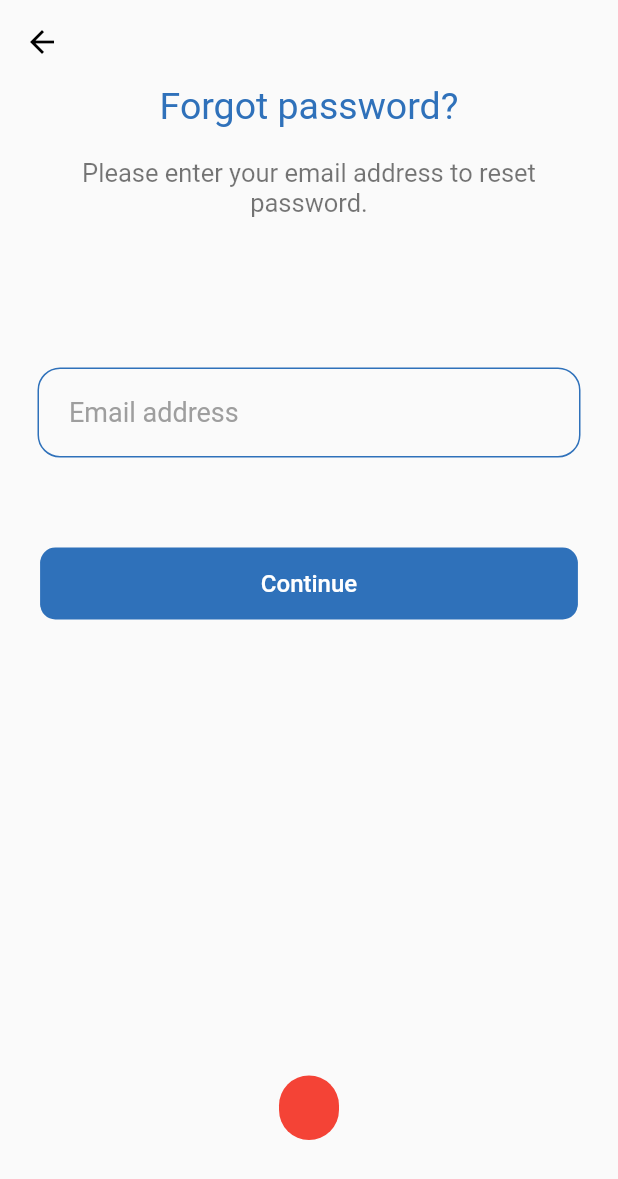
After one commit to AbhishekDoshi26/educa, a Flutter app: the ForgotPassword screen opened directly, after a tap on "Continue", on a phone screen of 412 x 824 dp. The commit adds this screen. Shown: the top 1179 px of the screen. Run offline on Flutter 3.47's test engine with Material 2 defaults, Android fonts, the phone set to English and light mode, and no system bars; our stand-ins replace cloud_firestore, firebase_auth, firebase_core, firebase_storage, fluttertoast, google_fonts and 2 more; accounts and stored records are empty; network calls fail.

Commit message:
implemented forgot password and few changes

```diff
--- a/lib/providers/auth_provider.dart
+++ b/lib/providers/auth_provider.dart
@@ -24,6 +24,7 @@ class AuthProvider extends ChangeNotifier {
         message = 'Wrong password provided for that user.';
         print(message);
       }
+      notifyListeners();
     }
     notifyListeners();
   }
@@ -35,11 +36,11 @@ class AuthProvider extends ChangeNotifier {
     try {
       if (file != null) {
         await firebase_storage.FirebaseStorage.instance
-            .ref('profile/${file.path.split('/').last}')
+            .ref('profile/$email.png')
             .putFile(file)
             .then((value) async {
           downloadURL = await firebase_storage.FirebaseStorage.instance
-              .ref('profile/${file.path}.png')
+              .ref('profile/$email.png')
               .getDownloadURL();
           users
               .doc(email)
@@ -48,7 +49,7 @@ class AuthProvider extends ChangeNotifier {
                 'email': email,
                 'profile_pic': downloadURL,
               })
-              .then((value) => _register(email, password))
+              .then((value) async => await _register(email, password))
               .catchError((error) => print("Failed to add user: $error"));
         });
       } else {
@@ -59,7 +60,7 @@ class AuthProvider extends ChangeNotifier {
               'email': email,
               'profile_pic': downloadURL,
             })
-            .then((value) => _register(email, password))
+            .then((value) async => await _register(email, password))
             .catchError((error) => print("Failed to add user: $error"));
       }
     } on FirebaseException catch (e) {
@@ -70,7 +71,7 @@ class AuthProvider extends ChangeNotifier {
     }
   }
 
-  void _register(String email, String password) async {
+  Future<void> _register(String email, String password) async {
     try {
       await FirebaseAuth.instance
           .createUserWithEmailAndPassword(email: email, password: password);
@@ -82,15 +83,38 @@ class AuthProvider extends ChangeNotifier {
       if (e.code == 'weak-password') {
         message = 'The password provided is too weak.';
         print('The password provided is too weak.');
-        notifyListeners();
       } else if (e.code == 'email-already-in-use') {
         message = 'The account already exists for that email.';
         print('The account already exists for that email.');
-        notifyListeners();
       }
+      notifyListeners();
     } catch (e) {
       print(e);
+      isSuccess = false;
+      message = 'Server error. Please try again later.';
+      notifyListeners();
     }
     notifyListeners();
   }
+
+  Future<void> forgotPassword(String email) async {
+    try {
+      await FirebaseAuth.instance.sendPasswordResetEmail(email: email);
+      message = 'Password reset link sent to $email';
+      isSuccess = true;
+      notifyListeners();
+    } on FirebaseAuthException catch (e) {
+      isSuccess = false;
+      if (e.code == 'user-not-found') {
+        message = 'No user found for that email.';
+        print(message);
+      }
+      notifyListeners();
+    } catch (e) {
+      print(e);
+      isSuccess = false;
+      message = 'Server error. Please try again later.';
+      notifyListeners();
+    }
+  }
 }
--- a/lib/screens/create_account.dart
+++ b/lib/screens/create_account.dart
@@ -126,7 +126,6 @@ class _RegisterState extends State<Register> {
         ),
         elevation: 0,
         backgroundColor: Colors.transparent,
-        toolbarHeight: 30.0,
       ),
       body: Center(
         child: Column(
@@ -305,7 +304,7 @@ class _RegisterState extends State<Register> {
                         Navigator.pop(context);
                         Fluttertoast.showToast(
                           msg: _provider.message,
-                          toastLength: Toast.LENGTH_LONG,
+                          toastLength: Toast.LENGTH_SHORT,
                           gravity: ToastGravity.BOTTOM,
                           timeInSecForIosWeb: 1,
                           backgroundColor: kAlertColor,
--- /dev/null
+++ b/lib/screens/forgot_password.dart
@@ -0,0 +1,164 @@
+import 'package:educa/constants.dart';
+import 'package:educa/providers/auth_provider.dart';
+import 'package:flutter/material.dart';
+import 'package:fluttertoast/fluttertoast.dart';
+import 'package:google_fonts/google_fonts.dart';
+import 'package:provider/provider.dart';
+
+class ForgotPassword extends StatefulWidget {
+  @override
+  _ForgotPasswordState createState() => _ForgotPasswordState();
+}
+
+class _ForgotPasswordState extends State<ForgotPassword> {
+  TextEditingController _emailController = TextEditingController();
+  bool isButtonPressed = false;
+  AuthProvider _provider;
+
+  @override
+  void didChangeDependencies() {
+    _provider = Provider.of<AuthProvider>(context);
+    super.didChangeDependencies();
+  }
+
+  @override
+  Widget build(BuildContext context) {
+    return Scaffold(
+      appBar: AppBar(
+        iconTheme: IconThemeData(
+          color: Colors.black,
+        ),
+        elevation: 0,
+        backgroundColor: Colors.transparent,
+      ),
+      body: Center(
+        child: Column(
+          children: [
+            Text(
+              'Forgot password?',
+              style: GoogleFonts.balooDa(
+                fontSize: 25,
+                color: kAppColor,
+              ),
+            ),
+            SizedBox(
+              height: 20,
+            ),
+            Padding(
+              padding: const EdgeInsets.only(left: 20.0, right: 20.0),
+              child: Text(
+                'Please enter your email address to reset password.',
+                textAlign: TextAlign.center,
+                style: TextStyle(
+                  fontSize: 17,
+                  color: Colors.black54,
+                ),
+              ),
+            ),
+            SizedBox(
+              height: 100,
+            ),
+            Padding(
+              padding: const EdgeInsets.only(left: 25.0, right: 25.0),
+              child: Container(
+                height: 60.0,
+                decoration: BoxDecoration(
+                  border: Border.all(color: kAppColor),
+                  borderRadius: BorderRadius.all(
+                    Radius.circular(15),
+                  ),
+                ),
+                child: Center(
+                  child: Padding(
+                    padding: const EdgeInsets.only(left: 20.0),
+                    child: TextFormField(
+                      textInputAction: TextInputAction.done,
+                      style: TextStyle(fontSize: 18.0),
+                      controller: _emailController,
+                      keyboardType: TextInputType.emailAddress,
+                      decoration: InputDecoration(
+                        hintText: 'Email address',
+                        hintStyle: TextStyle(
+                          color: Colors.grey,
+                        ),
+                        border: InputBorder.none,
+                      ),
+                    ),
+                  ),
+                ),
+              ),
+            ),
+            SizedBox(
+              height: 60.0,
+            ),
+            createButton(context),
+          ],
+        ),
+      ),
+    );
+  }
+
+  Widget createButton(BuildContext context) {
+    return isButtonPressed
+        ? Center(
+            child: CircularProgressIndicator(
+              backgroundColor: kAppColor,
+            ),
+          )
+        : Container(
+            decoration: BoxDecoration(
+              color: kAppColor,
+              borderRadius: BorderRadius.all(
+                Radius.circular(10),
+              ),
+            ),
+            width: MediaQuery.of(context).size.width / 1.15,
+            child: ElevatedButton(
+              style: ButtonStyle(
+                  overlayColor:
+                      MaterialStateProperty.all<Color>(Colors.transparent),
+                  elevation: MaterialStateProperty.all<double>(0),
+                  backgroundColor: MaterialStateProperty.all<Color>(kAppColor)),
+              onPressed: () async {
+                setState(() {
+                  isButtonPressed = true;
+                });
+                await _provider.forgotPassword(_emailController.text);
+                _emailController.clear();
+                if (_provider.isSuccess) {
+                  Fluttertoast.showToast(
+                    msg: _provider.message,
+                    toastLength: Toast.LENGTH_SHORT,
+                    gravity: ToastGravity.BOTTOM,
+                    timeInSecForIosWeb: 1,
+                    backgroundColor: kAlertColor,
+                    textColor: Colors.white,
+                    fontSize: 16.0,
+                  );
+                  Navigator.pop(context);
+                } else {
+                  setState(() {
+                    isButtonPressed = false;
+                  });
+                  Fluttertoast.showToast(
+                    msg: _provider.message,
+                    toastLength: Toast.LENGTH_SHORT,
+                    gravity: ToastGravity.BOTTOM,
+                    timeInSecForIosWeb: 1,
+                    backgroundColor: Colors.red,
+                    textColor: Colors.white,
+                    fontSize: 16.0,
+                  );
+                }
+              },
+              child: Text(
+                'Continue',
+                style: GoogleFonts.balooDa(
+                  fontSize: 16.0,
+                  color: Colors.white,
+                ),
+              ),
+            ),
+          );
+  }
+}
--- a/lib/screens/login.dart
+++ b/lib/screens/login.dart
@@ -1,6 +1,7 @@
 import 'package:educa/constants.dart';
 import 'package:educa/providers/auth_provider.dart';
 import 'package:educa/screens/create_account.dart';
+import 'package:educa/screens/forgot_password.dart';
 import 'package:educa/screens/home.dart';
 import 'package:flutter/material.dart';
 import 'package:google_fonts/google_fonts.dart';
@@ -137,6 +138,20 @@ class _LoginScreenState extends State<LoginScreen> {
                                 suffixIcon: Padding(
                                   padding: const EdgeInsets.all(8.0),
                                   child: GestureDetector(
+                                    onTap: () {
+                                      FocusScope.of(context).unfocus();
+                                      Navigator.push(
+                                        context,
+                                        MaterialPageRoute(
+                                          builder: (context) =>
+                                              ChangeNotifierProvider(
+                                            create: (BuildContext context) =>
+                                                AuthProvider(),
+                                            child: ForgotPassword(),
+                                          ),
+                                        ),
+                                      );
+                                    },
                                     child: Padding(
                                       padding: const EdgeInsets.only(
                                           top: 8.0, right: 5.0),
@@ -173,7 +188,8 @@ class _LoginScreenState extends State<LoginScreen> {
                               ),
                               width: MediaQuery.of(context).size.width / 0.5,
                               child: TextButton(
-                                onPressed: () async{
+                                onPressed: () async {
+                                  FocusScope.of(context).unfocus();
                                   setState(() {
                                     isButtonPressed = true;
                                   });
@@ -190,7 +206,7 @@ class _LoginScreenState extends State<LoginScreen> {
                                     );
                                     Fluttertoast.showToast(
                                       msg: _provider.message,
-                                      toastLength: Toast.LENGTH_LONG,
+                                      toastLength: Toast.LENGTH_SHORT,
                                       gravity: ToastGravity.BOTTOM,
                                       timeInSecForIosWeb: 1,
                                       backgroundColor: kAlertColor,
```
